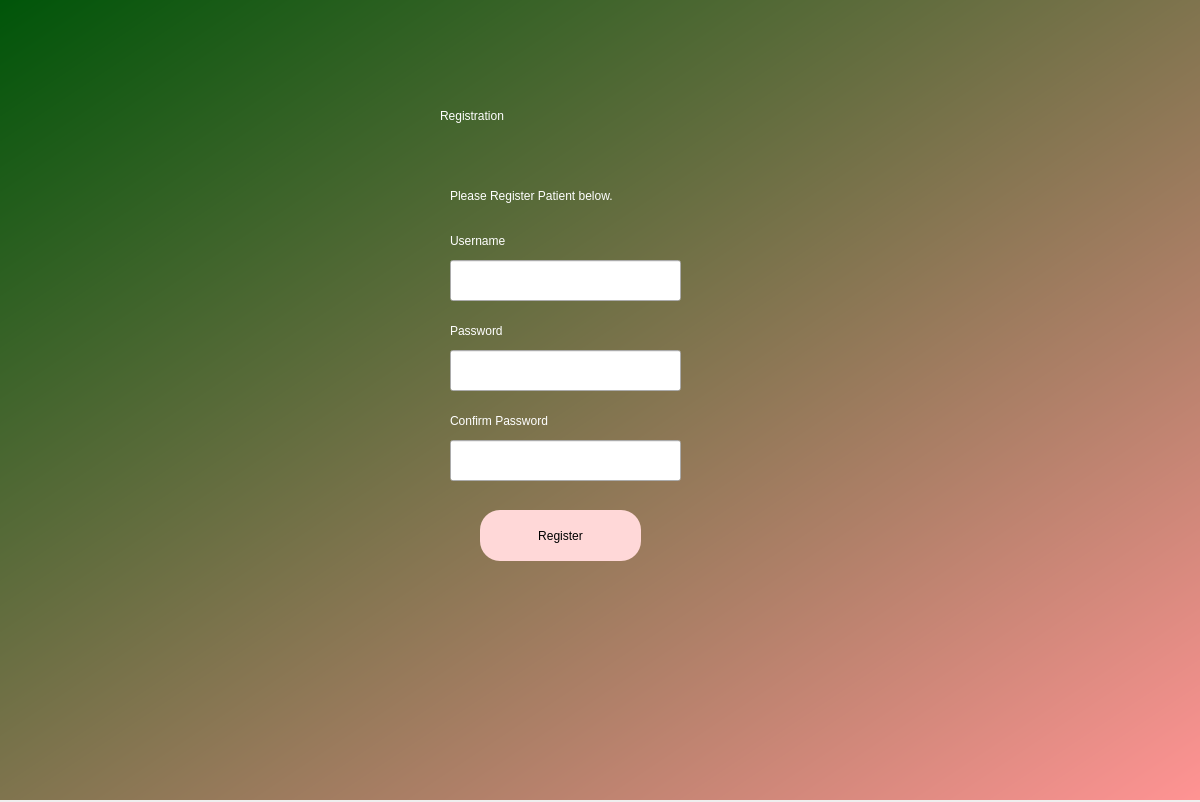
patrickkosierb/3K04_DCM, file DCM/interface/new_user.ui: the form before one commit.
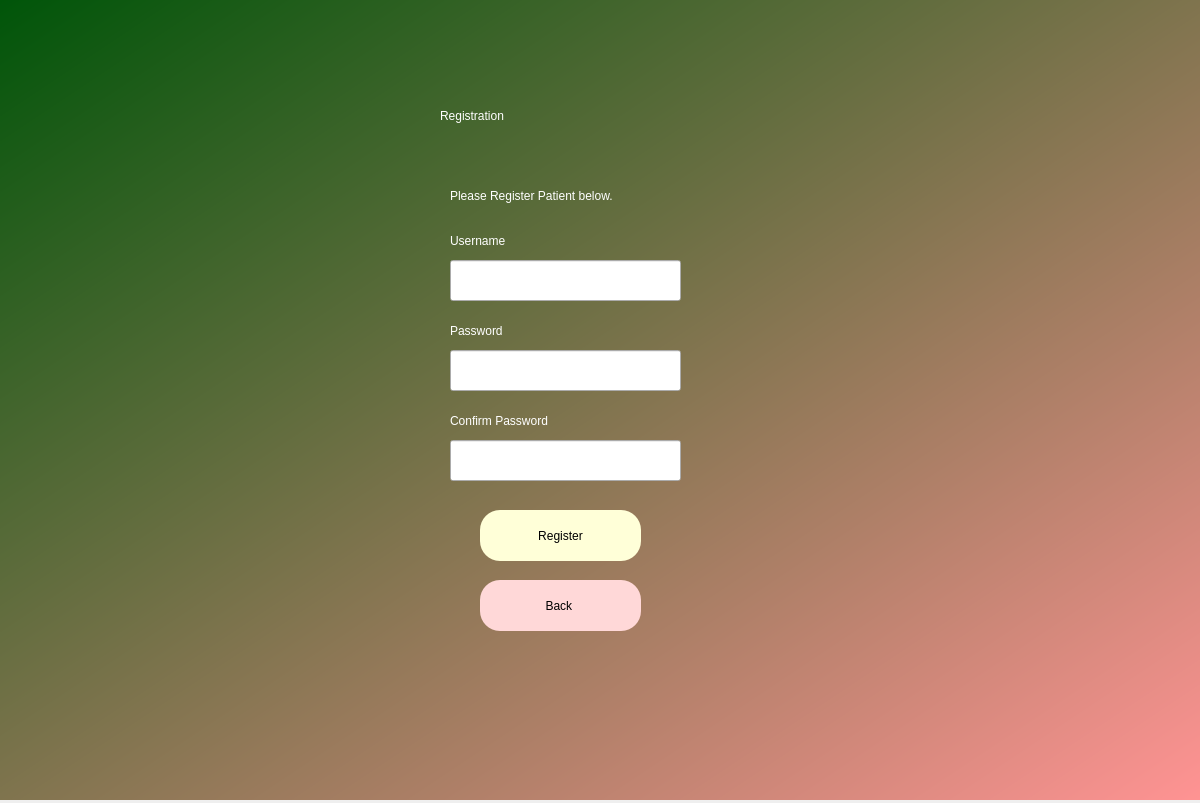
The form after the commit.

Diff of the .ui file:
```diff
--- a/DCM/interface/new_user.ui
+++ b/DCM/interface/new_user.ui
@@ -7,7 +7,7 @@
     <x>0</x>
     <y>0</y>
     <width>1200</width>
-    <height>802</height>
+    <height>803</height>
    </rect>
   </property>
   <property name="windowTitle">
@@ -72,7 +72,7 @@
     <property name="styleSheet">
      <string notr="true">border-radius: 20px;
 color: rgb(0,0,0);
-background-color: rgb(255, 216, 216);
+background-color: rgb(255, 255, 216);
 font: 16pt &quot;Arial&quot;;</string>
     </property>
     <property name="text">
@@ -170,6 +170,42 @@
      <string>Confirm Password</string>
     </property>
    </widget>
+   <widget class="QLabel" name="invalid_up2">
+    <property name="geometry">
+     <rect>
+      <x>450</x>
+      <y>475</y>
+      <width>451</width>
+      <height>41</height>
+     </rect>
+    </property>
+    <property name="styleSheet">
+     <string notr="true">font: 8pt &quot;Arial&quot;; color:rgb(255, 0, 0)
+</string>
+    </property>
+    <property name="text">
+     <string/>
+    </property>
+   </widget>
+   <widget class="QPushButton" name="back">
+    <property name="geometry">
+     <rect>
+      <x>480</x>
+      <y>580</y>
+      <width>161</width>
+      <height>51</height>
+     </rect>
+    </property>
+    <property name="styleSheet">
+     <string notr="true">border-radius: 20px;
+color: rgb(0,0,0);
+background-color: rgb(255, 216, 216);
+font: 16pt &quot;Arial&quot;;</string>
+    </property>
+    <property name="text">
+     <string> Back  </string>
+    </property>
+   </widget>
   </widget>
  </widget>
  <resources/>
```
Left out of the diff: 6 changed lines with no effect on the pictures.
